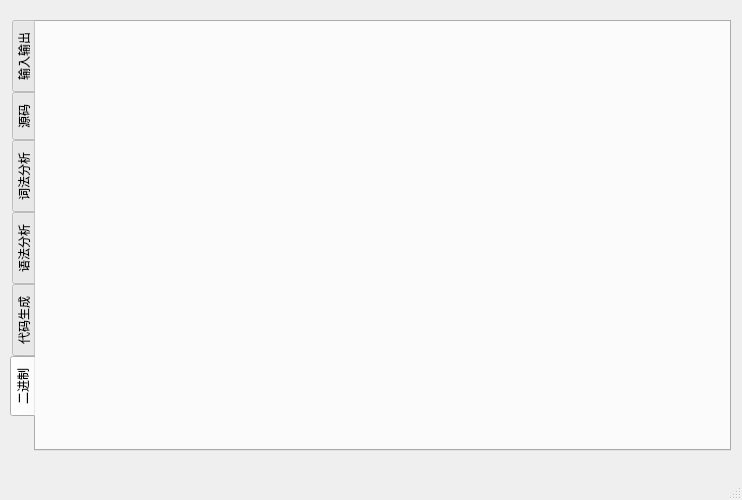
Old version of the form mainwindow.ui in the repository zzwwff/Loonguage.
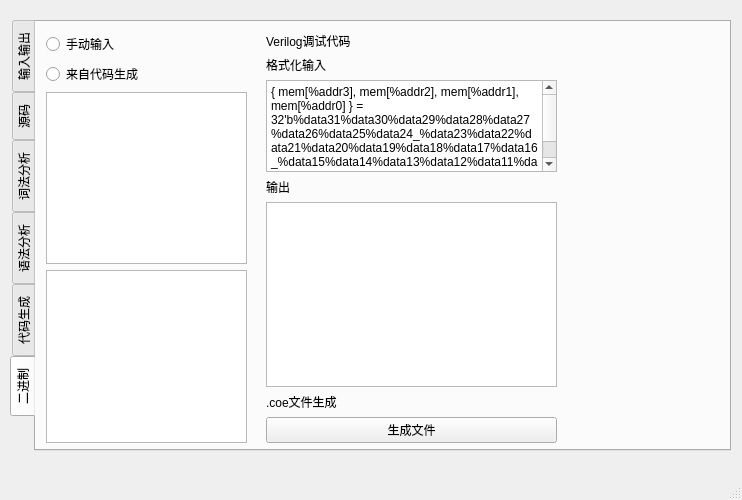
New version of the form. The open tabs and pages were chosen to show the change.

Diff of the .ui file:
```diff
--- a/mainwindow.ui
+++ b/mainwindow.ui
@@ -565,6 +565,108 @@
      <attribute name="title">
       <string>二进制</string>
      </attribute>
+     <widget class="QWidget" name="verticalLayoutWidget_3">
+      <property name="geometry">
+       <rect>
+        <x>10</x>
+        <y>10</y>
+        <width>201</width>
+        <height>411</height>
+       </rect>
+      </property>
+      <layout class="QVBoxLayout" name="verticalLayout_5">
+       <item>
+        <widget class="QRadioButton" name="radioButton">
+         <property name="text">
+          <string>手动输入</string>
+         </property>
+        </widget>
+       </item>
+       <item>
+        <widget class="QRadioButton" name="radioButton_2">
+         <property name="text">
+          <string>来自代码生成</string>
+         </property>
+        </widget>
+       </item>
+       <item>
+        <widget class="QPlainTextEdit" name="plainTextEdit"/>
+       </item>
+       <item>
+        <widget class="QListView" name="listView"/>
+       </item>
+      </layout>
+     </widget>
+     <widget class="QWidget" name="verticalLayoutWidget_5">
+      <property name="geometry">
+       <rect>
+        <x>230</x>
+        <y>10</y>
+        <width>291</width>
+        <height>411</height>
+       </rect>
+      </property>
+      <layout class="QVBoxLayout" name="verticalLayout_6">
+       <item>
+        <widget class="QLabel" name="label_9">
+         <property name="text">
+          <string>Verilog调试代码</string>
+         </property>
+        </widget>
+       </item>
+       <item>
+        <widget class="QLabel" name="label_16">
+         <property name="text">
+          <string>格式化输入</string>
+         </property>
+        </widget>
+       </item>
+       <item>
+        <widget class="QTextEdit" name="textEdit">
+         <property name="maximumSize">
+          <size>
+           <width>16777215</width>
+           <height>100</height>
+          </size>
+         </property>
+         <property name="html">
+          <string>&lt;!DOCTYPE HTML PUBLIC &quot;-//W3C//DTD HTML 4.0//EN&quot; &quot;http://www.w3.org/TR/REC-html40/strict.dtd&quot;&gt;
+&lt;html&gt;&lt;head&gt;&lt;meta name=&quot;qrichtext&quot; content=&quot;1&quot; /&gt;&lt;meta charset=&quot;utf-8&quot; /&gt;&lt;style type=&quot;text/css&quot;&gt;
+p, li { white-space: pre-wrap; }
+hr { height: 1px; border-width: 0; }
+li.unchecked::marker { content: &quot;\2610&quot;; }
+li.checked::marker { content: &quot;\2612&quot;; }
+&lt;/style&gt;&lt;/head&gt;&lt;body style=&quot; font-family:'Microsoft YaHei UI'; font-size:9pt; font-weight:400; font-style:normal;&quot;&gt;
+&lt;p style=&quot; margin-top:0px; margin-bottom:0px; margin-left:0px; margin-right:0px; -qt-block-indent:0; text-indent:0px;&quot;&gt;{ mem[%addr3], mem[%addr2], mem[%addr1], mem[%addr0] } = 32'b%data31%data30%data29%data28%data27%data26%data25%data24_%data23%data22%data21%data20%data19%data18%data17%data16_%data15%data14%data13%data12%data11%data10%data9%data8_%data7%data6%data5%data4%data3%data2%data1%data0&lt;/p&gt;&lt;/body&gt;&lt;/html&gt;</string>
+         </property>
+        </widget>
+       </item>
+       <item>
+        <widget class="QLabel" name="label_17">
+         <property name="text">
+          <string>输出</string>
+         </property>
+        </widget>
+       </item>
+       <item>
+        <widget class="QPlainTextEdit" name="plainTextEdit_2"/>
+       </item>
+       <item>
+        <widget class="QLabel" name="label_12">
+         <property name="text">
+          <string>.coe文件生成</string>
+         </property>
+        </widget>
+       </item>
+       <item>
+        <widget class="QPushButton" name="pushButton_3">
+         <property name="text">
+          <string>生成文件</string>
+         </property>
+        </widget>
+       </item>
+      </layout>
+     </widget>
     </widget>
    </widget>
   </widget>
```
Left out of the diff: 2 changed lines with no effect on the pictures.
